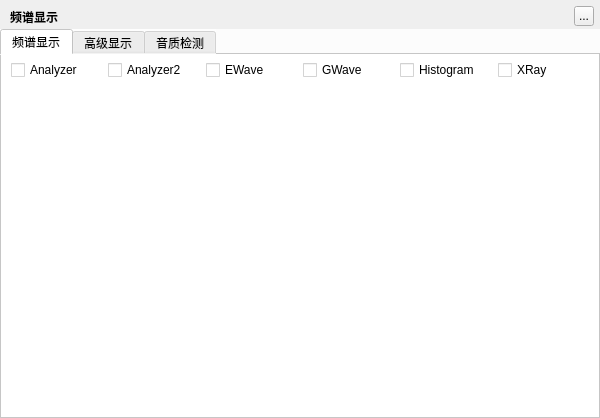
Above: TTKModule/TTKWidget/musicUiKits/musicToolsetsKits/musicspectrumwidget.ui from Greedysky/TTKMusicPlayer before the change. Below: the same form after it.
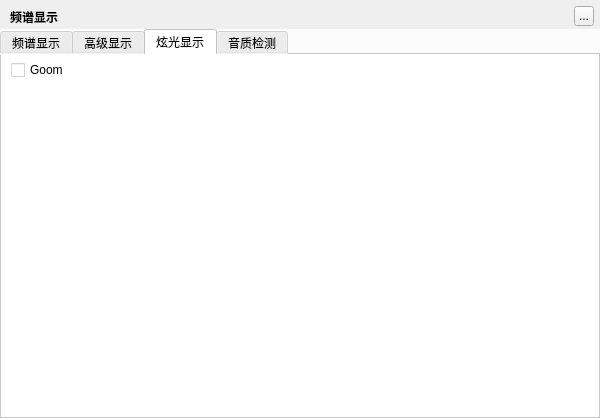
That is the form after the change. The open tabs and pages were chosen to show the change.

Commit message: Add src effect and goom vr[548669]

Diff of the .ui file:
```diff
--- a/TTKModule/TTKWidget/musicUiKits/musicToolsetsKits/musicspectrumwidget.ui
+++ b/TTKModule/TTKWidget/musicUiKits/musicToolsetsKits/musicspectrumwidget.ui
@@ -296,6 +296,99 @@
       </item>
      </layout>
     </widget>
+    <widget class="QWidget" name="dazzleWidget">
+     <attribute name="title">
+      <string>炫光显示</string>
+     </attribute>
+     <layout class="QVBoxLayout" name="dazzleLayout">
+      <property name="spacing">
+       <number>0</number>
+      </property>
+      <property name="leftMargin">
+       <number>0</number>
+      </property>
+      <property name="topMargin">
+       <number>0</number>
+      </property>
+      <property name="rightMargin">
+       <number>0</number>
+      </property>
+      <property name="bottomMargin">
+       <number>0</number>
+      </property>
+      <item>
+       <widget class="QWidget" name="dazzleFuncionts" native="true">
+        <property name="minimumSize">
+         <size>
+          <width>0</width>
+          <height>30</height>
+         </size>
+        </property>
+        <property name="maximumSize">
+         <size>
+          <width>16777215</width>
+          <height>30</height>
+         </size>
+        </property>
+        <layout class="QHBoxLayout" name="dazzleFunciontsLayout">
+         <property name="leftMargin">
+          <number>9</number>
+         </property>
+         <property name="topMargin">
+          <number>0</number>
+         </property>
+         <property name="rightMargin">
+          <number>9</number>
+         </property>
+         <property name="bottomMargin">
+          <number>0</number>
+         </property>
+         <item>
+          <widget class="QCheckBox" name="goomBox">
+           <property name="text">
+            <string>Goom</string>
+           </property>
+           <property name="checked">
+            <bool>false</bool>
+           </property>
+          </widget>
+         </item>
+         <item>
+          <spacer name="horizontalSpacer2">
+           <property name="orientation">
+            <enum>Qt::Horizontal</enum>
+           </property>
+           <property name="sizeHint" stdset="0">
+            <size>
+             <width>40</width>
+             <height>20</height>
+            </size>
+           </property>
+          </spacer>
+         </item>
+        </layout>
+       </widget>
+      </item>
+      <item>
+       <widget class="QWidget" name="dazzleAreaWidget" native="true">
+        <layout class="QVBoxLayout" name="dazzleAreaLayout">
+         <property name="spacing">
+          <number>2</number>
+         </property>
+         <property name="leftMargin">
+          <number>9</number>
+         </property>
+         <property name="topMargin">
+          <number>0</number>
+         </property>
+         <property name="bottomMargin">
+          <number>5</number>
+         </property>
+        </layout>
+       </widget>
+      </item>
+     </layout>
+    </widget>
     <widget class="QWidget" name="spekWidget">
      <attribute name="title">
       <string>音质检测</string>
```
The commit also changes 87 other files.
